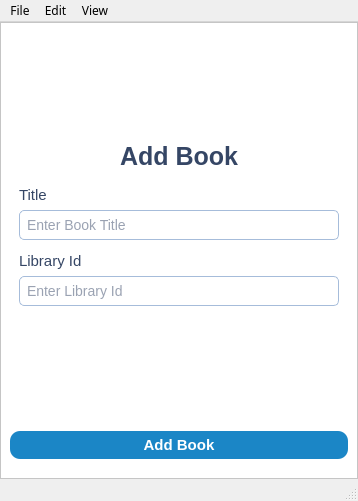
Old version of the form src/ui/addBookPopUpWindow.ui in the repository NicholasFeltrin/Bitary.
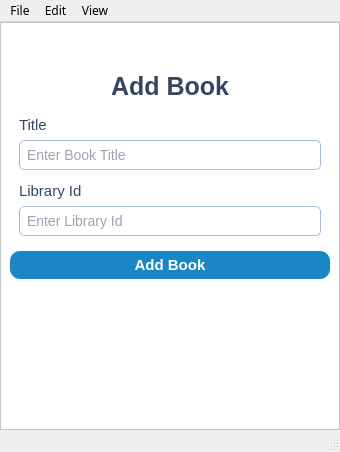
New version of the form. Icons and pictures are not drawn.

Commit message: responsive window

Patch:
```diff
--- a/src/ui/addBookPopUpWindow.ui
+++ b/src/ui/addBookPopUpWindow.ui
@@ -6,8 +6,8 @@
    <rect>
     <x>0</x>
     <y>0</y>
-    <width>358</width>
-    <height>501</height>
+    <width>340</width>
+    <height>452</height>
    </rect>
   </property>
   <property name="font">
@@ -50,6 +50,9 @@
        <string notr="true">background-color:grey;</string>
       </property>
       <layout class="QVBoxLayout" name="verticalLayout_3">
+       <property name="spacing">
+        <number>0</number>
+       </property>
        <property name="leftMargin">
         <number>0</number>
        </property>
@@ -88,6 +91,9 @@
             <property name="orientation">
              <enum>Qt::Vertical</enum>
             </property>
+            <property name="sizeType">
+             <enum>QSizePolicy::Preferred</enum>
+            </property>
             <property name="sizeHint" stdset="0">
              <size>
               <width>20</width>
@@ -238,19 +244,6 @@
             </layout>
            </widget>
           </item>
-          <item>
-           <spacer name="verticalSpacer_2">
-            <property name="orientation">
-             <enum>Qt::Vertical</enum>
-            </property>
-            <property name="sizeHint" stdset="0">
-             <size>
-              <width>20</width>
-              <height>40</height>
-             </size>
-            </property>
-           </spacer>
-          </item>
           <item>
            <widget class="QPushButton" name="addBookButton">
             <property name="font">
@@ -278,6 +271,19 @@
             </property>
            </widget>
           </item>
+          <item>
+           <spacer name="verticalSpacer_3">
+            <property name="orientation">
+             <enum>Qt::Vertical</enum>
+            </property>
+            <property name="sizeHint" stdset="0">
+             <size>
+              <width>20</width>
+              <height>40</height>
+             </size>
+            </property>
+           </spacer>
+          </item>
          </layout>
         </widget>
        </item>
@@ -292,7 +298,7 @@
     <rect>
      <x>0</x>
      <y>0</y>
-     <width>358</width>
+     <width>340</width>
      <height>24</height>
     </rect>
    </property>
```
The commit also changes 2 other files.
